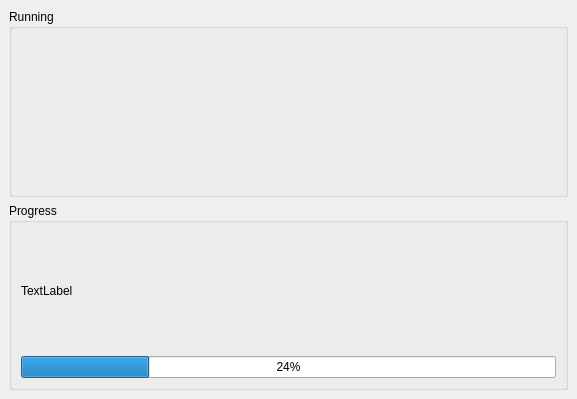
Old version of the form src/SER/ui/main_widget.ui in the repository FranciscoGauna/SER.
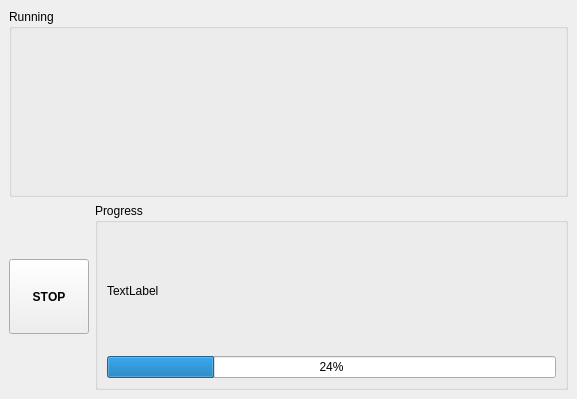
New version of the form. The open tabs and pages were chosen to show the change.

Commit message: stop button

```diff
--- a/src/SER/ui/main_widget.ui
+++ b/src/SER/ui/main_widget.ui
@@ -73,19 +73,50 @@
      </widget>
     </item>
     <item row="1" column="0">
+     <layout class="QHBoxLayout" name="run_bottom">
+      <item>
+       <widget class="QPushButton" name="run_stop_button">
+        <property name="enabled">
+         <bool>true</bool>
+        </property>
+        <property name="sizePolicy">
+         <sizepolicy hsizetype="Minimum" vsizetype="Maximum">
+          <horstretch>0</horstretch>
+          <verstretch>0</verstretch>
+         </sizepolicy>
+        </property>
+        <property name="maximumSize">
+         <size>
+          <width>16777215</width>
+          <height>75</height>
+         </size>
+        </property>
+        <property name="font">
+         <font>
+          <weight>75</weight>
+          <bold>true</bold>
+          <kerning>false</kerning>
+         </font>
+        </property>
+        <property name="text">
+         <string>STOP</string>
+        </property>
+       </widget>
+      </item>
+      <item>
      <widget class="QGroupBox" name="progress_box">
       <property name="title">
        <string>Progress</string>
       </property>
       <layout class="QGridLayout" name="gridLayout_7">
-       <item row="1" column="0">
+         <item row="1" column="1">
         <widget class="QProgressBar" name="progress_bar">
          <property name="value">
           <number>24</number>
          </property>
         </widget>
        </item>
-       <item row="0" column="0">
+         <item row="0" column="1">
         <widget class="QLabel" name="progress_label">
          <property name="text">
           <string>TextLabel</string>
@@ -94,6 +125,8 @@
        </item>
       </layout>
      </widget>
+      </item>
+     </layout>
     </item>
    </layout>
   </widget>
```
Left out of the diff: 2 changed lines with no effect on the pictures. Lines whose indentation alone changed are shown as unchanged. The commit also changes 1 other file.
